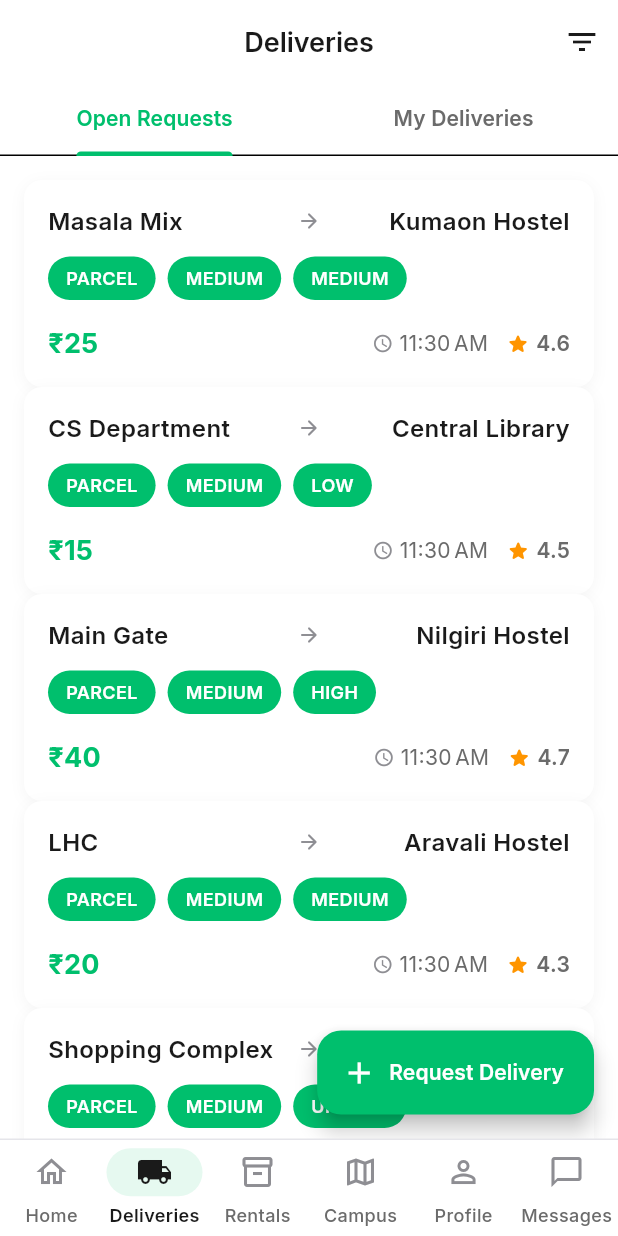
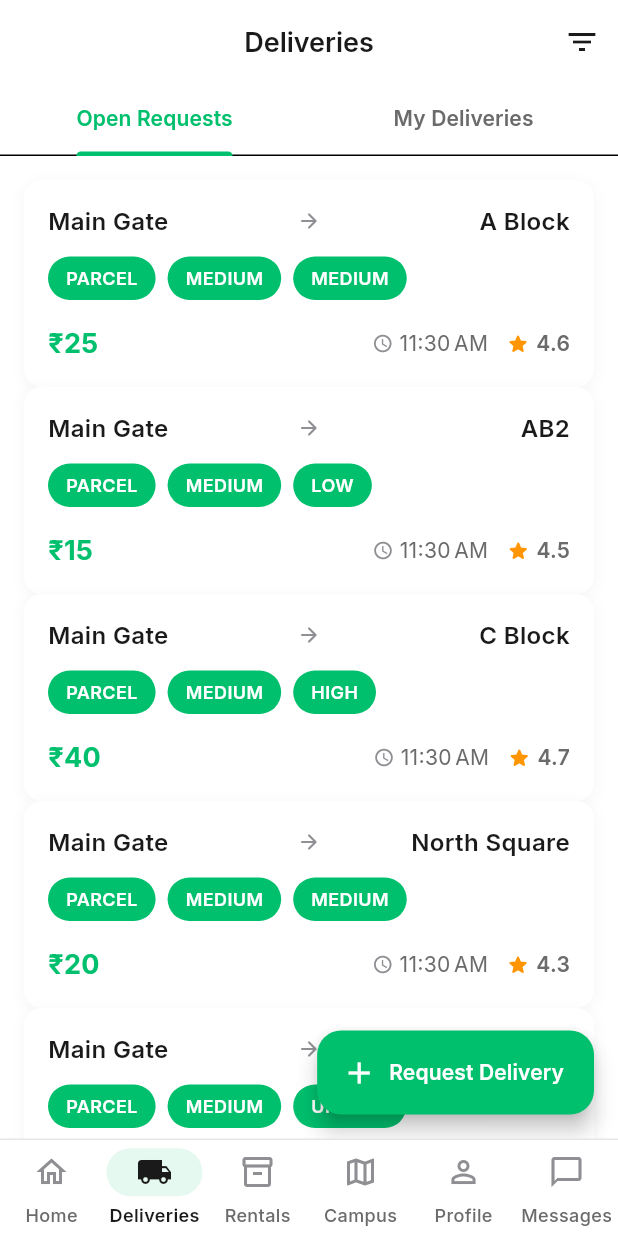
Before and after one commit to Anup7-star/UniShare, a Flutter app: the BrowseDeliveriesScreen screen opened by its route, on a phone screen of 412 x 824 dp. Run offline on Flutter 3.47's test engine with Material 3 defaults, Android fonts, the phone set to English and light mode, and no system bars; our stand-ins replace flutter_riverpod, go_router, google_fonts, qr_flutter; accounts and stored records are empty; network calls fail.

Commit message:
Changed locations for delivery

```diff
--- a/lib/features/delivery/presentation/request_delivery_screen.dart
+++ b/lib/features/delivery/presentation/request_delivery_screen.dart
@@ -19,7 +19,8 @@ class RequestDeliveryScreen extends StatefulWidget {
 class _RequestDeliveryScreenState extends State<RequestDeliveryScreen> {
   final MockDataService _mockDataService = MockDataService();
 
-  List<CampusLocation> _locations = [];
+  List<CampusLocation> _pickupLocations = [];
+  List<CampusLocation> _dropLocations = [];
   CampusLocation? _pickupLocation;
   CampusLocation? _destination;
   PackageType _packageType = PackageType.document;
@@ -36,9 +37,11 @@ class _RequestDeliveryScreenState extends State<RequestDeliveryScreen> {
   }
 
   Future<void> _loadLocations() async {
-    final locations = await _mockDataService.getLocations();
+    final pickup = await _mockDataService.getPickupLocations();
+    final drop = await _mockDataService.getDropLocations();
     setState(() {
-      _locations = locations;
+      _pickupLocations = pickup;
+      _dropLocations = drop;
     });
   }
 
@@ -100,7 +103,7 @@ class _RequestDeliveryScreenState extends State<RequestDeliveryScreen> {
             LocationPicker(
               hint: 'Pickup Location',
               icon: Icons.my_location_outlined,
-              locations: _locations,
+              locations: _pickupLocations,
               selectedLocation: _pickupLocation,
               onLocationSelected: (loc) {
                 setState(() => _pickupLocation = loc);
@@ -109,9 +112,9 @@ class _RequestDeliveryScreenState extends State<RequestDeliveryScreen> {
             ),
             const SizedBox(height: 12),
             LocationPicker(
-              hint: 'Destination',
+              hint: 'Drop Location',
               icon: Icons.location_on_outlined,
-              locations: _locations,
+              locations: _dropLocations,
               selectedLocation: _destination,
               onLocationSelected: (loc) {
                 setState(() => _destination = loc);
@@ -242,8 +245,8 @@ class _RequestDeliveryScreenState extends State<RequestDeliveryScreen> {
             const SizedBox(height: 32),
             UniButton(
               onPressed: () async {
-                final pickupId = _pickupLocation?.id ?? (_locations.isNotEmpty ? _locations.first.id : 'loc_gate');
-                final destId = _destination?.id ?? (_locations.length > 1 ? _locations[1].id : 'loc_kumaon');
+                final pickupId = _pickupLocation?.id ?? (_pickupLocations.isNotEmpty ? _pickupLocations.first.id : 'loc_gate');
+                final destId = _destination?.id ?? (_dropLocations.isNotEmpty ? _dropLocations.first.id : 'loc_a_block');
                 final currentUser = await _mockDataService.getCurrentUser();
 
                 final newReq = DeliveryRequest(
--- a/lib/mock/mock_campus.dart
+++ b/lib/mock/mock_campus.dart
@@ -1,23 +1,29 @@
 import 'package:unishare/shared/models/models.dart';
 
-final List<CampusLocation> mockLocations = [
+/// Pickup locations — only Main Gate is a valid pickup point.
+final List<CampusLocation> pickupLocations = [
   CampusLocation(id: 'loc_gate', name: 'Main Gate', type: 'gate', x: 200.0, y: 380.0, description: 'Campus Main Entrance'),
-  CampusLocation(id: 'loc_aravali', name: 'Aravali Hostel', type: 'hostel', x: 80.0, y: 150.0, description: 'Boys Hostel'),
-  CampusLocation(id: 'loc_nilgiri', name: 'Nilgiri Hostel', type: 'hostel', x: 120.0, y: 120.0, description: 'Boys Hostel'),
-  CampusLocation(id: 'loc_kumaon', name: 'Kumaon Hostel', type: 'hostel', x: 160.0, y: 100.0, description: 'Boys Hostel'),
-  CampusLocation(id: 'loc_jwalamukhi', name: 'Jwalamukhi Hostel', type: 'hostel', x: 240.0, y: 110.0, description: 'Boys Hostel'),
-  CampusLocation(id: 'loc_blk_vi', name: 'Block VI', type: 'academic', x: 180.0, y: 220.0, description: 'Academic Block VI'),
-  CampusLocation(id: 'loc_blk_v', name: 'Block V', type: 'academic', x: 220.0, y: 220.0, description: 'Academic Block V'),
-  CampusLocation(id: 'loc_lhc', name: 'LHC', type: 'academic', x: 200.0, y: 260.0, description: 'Lecture Hall Complex'),
-  CampusLocation(id: 'loc_library', name: 'Central Library', type: 'library', x: 250.0, y: 250.0, description: 'Main Library'),
-  CampusLocation(id: 'loc_bharti', name: 'Bharti Building', type: 'lab', x: 150.0, y: 200.0, description: 'Telecommunication and IT'),
-  CampusLocation(id: 'loc_cs_dept', name: 'CS Department', type: 'lab', x: 140.0, y: 230.0, description: 'Computer Science Dept'),
-  CampusLocation(id: 'loc_masala', name: 'Masala Mix', type: 'canteen', x: 190.0, y: 290.0, description: 'Food outlet'),
-  CampusLocation(id: 'loc_amul', name: 'Amul Parlour', type: 'canteen', x: 210.0, y: 290.0, description: 'Snacks and Dairy'),
-  CampusLocation(id: 'loc_sac', name: 'SAC', type: 'sports', x: 300.0, y: 180.0, description: 'Student Activity Centre'),
-  CampusLocation(id: 'loc_atm', name: 'SBI ATM', type: 'other', x: 220.0, y: 350.0, description: 'ATM Near Main Gate'),
-  CampusLocation(id: 'loc_shopping', name: 'Shopping Complex', type: 'other', x: 280.0, y: 340.0, description: 'Campus Shopping Area'),
 ];
+
+/// Drop-off destinations available for delivery.
+final List<CampusLocation> dropLocations = [
+  CampusLocation(id: 'loc_a_block', name: 'A Block', type: 'block', x: 100.0, y: 200.0, description: 'A Block'),
+  CampusLocation(id: 'loc_b_block', name: 'B Block', type: 'block', x: 130.0, y: 200.0, description: 'B Block'),
+  CampusLocation(id: 'loc_c_block', name: 'C Block', type: 'block', x: 160.0, y: 200.0, description: 'C Block'),
+  CampusLocation(id: 'loc_d_block', name: 'D Block', type: 'block', x: 190.0, y: 200.0, description: 'D Block'),
+  CampusLocation(id: 'loc_e_block', name: 'E Block', type: 'block', x: 220.0, y: 200.0, description: 'E Block'),
+  CampusLocation(id: 'loc_f_block', name: 'F Block', type: 'block', x: 250.0, y: 200.0, description: 'F Block'),
+  CampusLocation(id: 'loc_ab1', name: 'AB1', type: 'block', x: 100.0, y: 250.0, description: 'Academic Block 1'),
+  CampusLocation(id: 'loc_ab2', name: 'AB2', type: 'block', x: 130.0, y: 250.0, description: 'Academic Block 2'),
+  CampusLocation(id: 'loc_ab3', name: 'AB3', type: 'block', x: 160.0, y: 250.0, description: 'Academic Block 3'),
+  CampusLocation(id: 'loc_ab4', name: 'AB4', type: 'block', x: 190.0, y: 250.0, description: 'Academic Block 4'),
+  CampusLocation(id: 'loc_ab5', name: 'AB5', type: 'block', x: 220.0, y: 250.0, description: 'Academic Block 5'),
+  CampusLocation(id: 'loc_north_square', name: 'North Square', type: 'area', x: 150.0, y: 100.0, description: 'North Square'),
+  CampusLocation(id: 'loc_gazebo', name: 'Gazebo', type: 'area', x: 200.0, y: 150.0, description: 'Gazebo'),
+];
+
+/// Combined list used for backward-compatible lookups.
+final List<CampusLocation> mockLocations = [...pickupLocations, ...dropLocations];
 
 final List<CampusRoute> mockRoutes = [
   CampusRoute(id: 'r1', sourceId: 'loc_gate', targetId: 'loc_atm', distance: 150.0, durationMinutes: 2),
--- a/lib/mock/mock_data.dart
+++ b/lib/mock/mock_data.dart
@@ -33,6 +33,16 @@ class MockDataService {
   Future<List<CampusLocation>> getLocations() async {
     await _delay();
     return mockLocations;
+  }
+
+  Future<List<CampusLocation>> getPickupLocations() async {
+    await _delay();
+    return pickupLocations;
+  }
+
+  Future<List<CampusLocation>> getDropLocations() async {
+    await _delay();
+    return dropLocations;
   }
 
   Future<List<CampusRoute>> getRoutes() async {
--- a/lib/mock/mock_deliveries.dart
+++ b/lib/mock/mock_deliveries.dart
@@ -4,11 +4,11 @@ final List<DeliveryRequest> mockDeliveries = [
   DeliveryRequest(
     id: 'd1',
     requesterId: 'u2',
-    pickupLocationId: 'loc_masala',
-    destinationId: 'loc_kumaon',
+    pickupLocationId: 'loc_gate',
+    destinationId: 'loc_a_block',
     packageType: PackageType.parcel,
     packageSize: PackageSize.medium,
-    note: 'Food delivery from Masala Mix',
+    note: 'Parcel from Main Gate to A Block',
     reward: 25.0,
     priceCeiling: 25.0,
     preferredTime: DateTime.now().add(const Duration(hours: 1)),
@@ -19,11 +19,11 @@ final List<DeliveryRequest> mockDeliveries = [
   DeliveryRequest(
     id: 'd2',
     requesterId: 'u4',
-    pickupLocationId: 'loc_cs_dept',
-    destinationId: 'loc_library',
+    pickupLocationId: 'loc_gate',
+    destinationId: 'loc_ab2',
     packageType: PackageType.parcel,
     packageSize: PackageSize.medium,
-    note: 'Document to be dropped at Central Library',
+    note: 'Document delivery to AB2',
     reward: 15.0,
     priceCeiling: 15.0,
     preferredTime: DateTime.now().add(const Duration(hours: 1)),
@@ -35,10 +35,10 @@ final List<DeliveryRequest> mockDeliveries = [
     id: 'd3',
     requesterId: 'u5',
     pickupLocationId: 'loc_gate',
-    destinationId: 'loc_nilgiri',
+    destinationId: 'loc_c_block',
     packageType: PackageType.parcel,
     packageSize: PackageSize.medium,
-    note: 'Electronics parcel (charger)',
+    note: 'Electronics parcel (charger) to C Block',
     reward: 40.0,
     priceCeiling: 40.0,
     preferredTime: DateTime.now().add(const Duration(hours: 1)),
@@ -49,11 +49,11 @@ final List<DeliveryRequest> mockDeliveries = [
   DeliveryRequest(
     id: 'd4',
     requesterId: 'u6',
-    pickupLocationId: 'loc_lhc',
-    destinationId: 'loc_aravali',
+    pickupLocationId: 'loc_gate',
+    destinationId: 'loc_north_square',
     packageType: PackageType.parcel,
     packageSize: PackageSize.medium,
-    note: 'Books (CLRS and OS)',
+    note: 'Books to North Square',
     reward: 20.0,
     priceCeiling: 20.0,
     preferredTime: DateTime.now().add(const Duration(hours: 1)),
@@ -64,11 +64,11 @@ final List<DeliveryRequest> mockDeliveries = [
   DeliveryRequest(
     id: 'd5',
     requesterId: 'u7',
-    pickupLocationId: 'loc_shopping',
-    destinationId: 'loc_jwalamukhi',
+    pickupLocationId: 'loc_gate',
+    destinationId: 'loc_gazebo',
     packageType: PackageType.parcel,
     packageSize: PackageSize.medium,
-    note: 'Fragile package (Glassware)',
+    note: 'Fragile package to Gazebo',
     reward: 50.0,
     priceCeiling: 50.0,
     preferredTime: DateTime.now().add(const Duration(hours: 1)),
@@ -79,11 +79,11 @@ final List<DeliveryRequest> mockDeliveries = [
   DeliveryRequest(
     id: 'd6',
     requesterId: 'u8',
-    pickupLocationId: 'loc_amul',
-    destinationId: 'loc_blk_vi',
+    pickupLocationId: 'loc_gate',
+    destinationId: 'loc_f_block',
     packageType: PackageType.parcel,
     packageSize: PackageSize.medium,
-    note: 'Food from Amul Parlour',
+    note: 'Package to F Block',
     reward: 20.0,
     priceCeiling: 20.0,
     preferredTime: DateTime.now().add(const Duration(hours: 1)),
```
Also changed, not shown: pubspec.lock.
